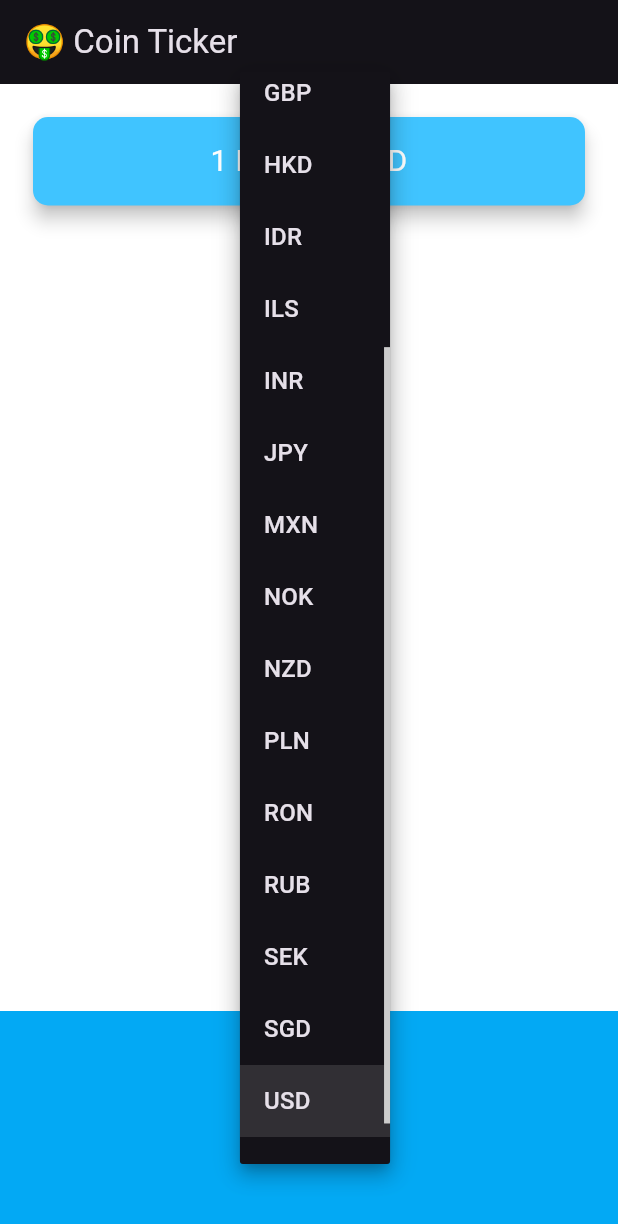
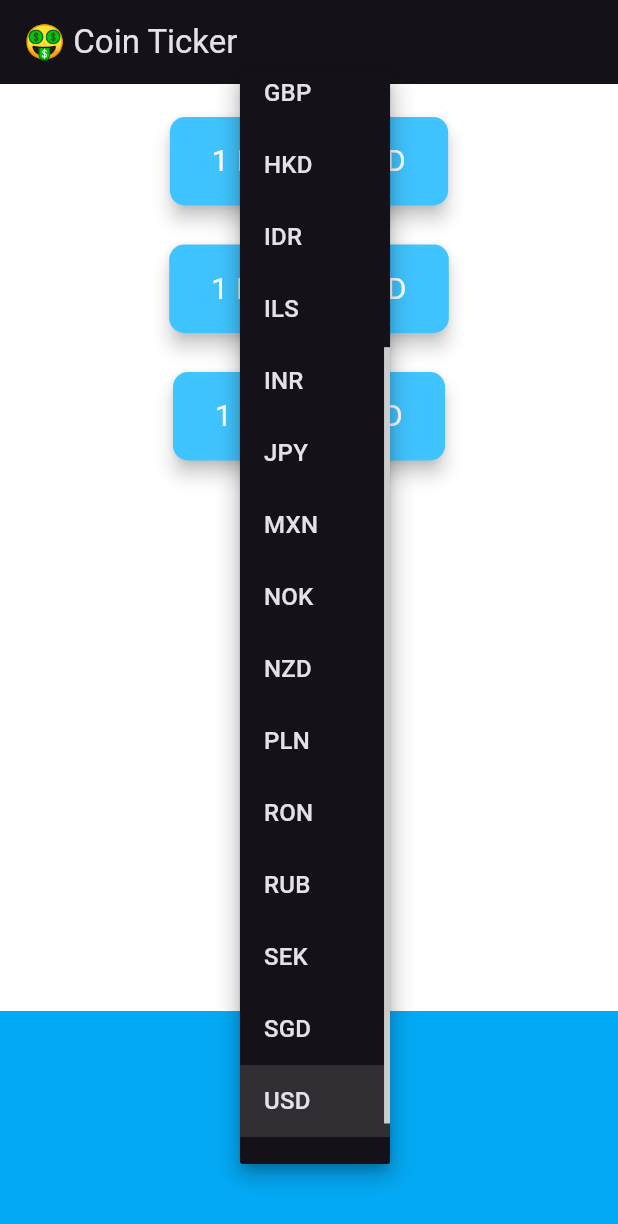
Before and after one commit to aakash5641/Bitcoin-Ticker, a Flutter app: the screen it shows after launch, after a tap on "USD", on a phone screen of 412 x 824 dp. Shown: the top 1224 px of the screen. Run offline on Flutter 3.47's test engine with Material 3 defaults, Android fonts, the phone set to English and light mode, and no system bars; network calls fail.

Commit message:
Display three crptocurrency price for selected currency

```diff
--- a/lib/coin_data.dart
+++ b/lib/coin_data.dart
@@ -36,19 +36,25 @@ const coinUrl = 'https://rest.coinapi.io/v1/exchangerate';
 
 class CoinData {
   Future<dynamic> getCoinData(String? selectedCurrency) async {
+    Map<String, String> cryptoPrices = {};
 
-
-    var url = '$coinUrl/BTC/$selectedCurrency?apikey=$apiKey';
+    for (String crypto in cryptoList) {
+      String url = '$coinUrl/$crypto/$selectedCurrency?apikey=$apiKey';
 
       http.Response response = await http.get(
         Uri.parse(url),
       );
       if (response.statusCode == 200) {
         var decodedData = jsonDecode(response.body);
-      var lastPrice = decodedData['rate'];
-      return lastPrice;
+        double lastPrice = decodedData['rate'];
+        //Created a new key value pair, with the key being the crypto symbol and the value being the lastPrice of that crypto currency.
+        cryptoPrices[crypto] = lastPrice.toStringAsFixed(0);
       } else {
         print(response.statusCode);
+        throw 'Problem with the get request';
       }
     }
+
+    return cryptoPrices;
   }
+}
--- a/lib/price_screen.dart
+++ b/lib/price_screen.dart
@@ -2,6 +2,7 @@ import 'package:bitcoin_ticker/coin_data.dart';
 import 'package:flutter/material.dart';
 import 'package:flutter/cupertino.dart';
 import 'dart:io' show Platform;
+
 
 class PriceScreen extends StatefulWidget {
   @override
@@ -49,13 +50,18 @@ class _PriceScreenState extends State<PriceScreen> {
         children: pickerItem);
   }
 
+  //value had to be updated into a Map to store the values of all three cryptocurrencies.
+  Map<String, String> coinValues = {};
+  bool isWaiting = false;
   void getData() async {
+    isWaiting = true;
     CoinData coinData = CoinData();
 
-    double data = await coinData.getCoinData(selectedCurrency);
+    var data = await coinData.getCoinData(selectedCurrency);
+    isWaiting = false;
 
     setState(() {
-      rate = data.toInt();
+      coinValues = data;
     });
   }
 
@@ -68,6 +74,7 @@ class _PriceScreenState extends State<PriceScreen> {
 
   @override
   Widget build(BuildContext context) {
+
     return Scaffold(
       appBar: AppBar(
         title: Text('🤑 Coin Ticker'),
@@ -76,26 +83,26 @@ class _PriceScreenState extends State<PriceScreen> {
         mainAxisAlignment: MainAxisAlignment.spaceBetween,
         crossAxisAlignment: CrossAxisAlignment.stretch,
         children: <Widget>[
-          Padding(
-            padding: EdgeInsets.fromLTRB(18.0, 18.0, 18.0, 0),
-            child: Card(
-              color: Colors.lightBlueAccent,
-              elevation: 5.0,
-              shape: RoundedRectangleBorder(
-                borderRadius: BorderRadius.circular(10.0),
+          Column(
+            children: [
+              CryptoCard(
+                cryptoCurrency: 'BTC',
+                //7. Finally, we use a ternary operator to check if we are waiting and if so, we'll display a '?' otherwise we'll show the actual price data.
+                value: isWaiting ? '?' : coinValues['BTC'],
+
+                selectedCurrency: selectedCurrency,
               ),
-              child: Padding(
-                padding: EdgeInsets.symmetric(vertical: 15.0, horizontal: 28.0),
-                child: Text(
-                  '1 BTC = $rate $selectedCurrency',
-                  textAlign: TextAlign.center,
-                  style: TextStyle(
-                    fontSize: 20.0,
-                    color: Colors.white,
-                  ),
-                ),
+              CryptoCard(
+                cryptoCurrency: 'ETH',
+                value: isWaiting ? '?' : coinValues['ETH'],
+                selectedCurrency: selectedCurrency,
               ),
-            ),
+              CryptoCard(
+                cryptoCurrency: 'LTC',
+                value: isWaiting ? '?' : coinValues['LTC'],
+                selectedCurrency: selectedCurrency,
+              ),
+            ],
           ),
           Container(
             height: 150.0,
@@ -109,3 +116,43 @@ class _PriceScreenState extends State<PriceScreen> {
     );
   }
 }
+
+//1: Refactor this Padding Widget into a separate Stateless Widget called CryptoCard, so we can create 3 of them, one for each cryptocurrency.
+class CryptoCard extends StatelessWidget {
+  //2: You'll need to able to pass the selectedCurrency, value and cryptoCurrency to the constructor of this CryptoCard Widget.
+  const CryptoCard({
+    required this.value,
+    required this.selectedCurrency,
+    required this.cryptoCurrency,
+  });
+
+  final String? value;
+  final String? selectedCurrency;
+  final String? cryptoCurrency;
+
+  @override
+  Widget build(BuildContext context) {
+
+    return Padding(
+      padding: EdgeInsets.fromLTRB(18.0, 18.0, 18.0, 0),
+      child: Card(
+        color: Colors.lightBlueAccent,
+        elevation: 5.0,
+        shape: RoundedRectangleBorder(
+          borderRadius: BorderRadius.circular(10.0),
+        ),
+        child: Padding(
+          padding: EdgeInsets.symmetric(vertical: 15.0, horizontal: 28.0),
+          child: Text(
+            '1 $cryptoCurrency = $value $selectedCurrency',
+            textAlign: TextAlign.center,
+            style: TextStyle(
+              fontSize: 20.0,
+              color: Colors.white,
+            ),
+          ),
+        ),
+      ),
+    );
+  }
+}
--- a/pubspec.yaml
+++ b/pubspec.yaml
@@ -36,6 +36,7 @@ dependencies:
   # Use with the CupertinoIcons class for iOS style icons.
   cupertino_icons: ^1.0.2
   http: ^1.1.0
+  flutter_map: ^6.1.0
 
 dev_dependencies:
   flutter_test:
```
Also changed, not shown: pubspec.lock. Lines whose indentation alone changed are shown as unchanged.
